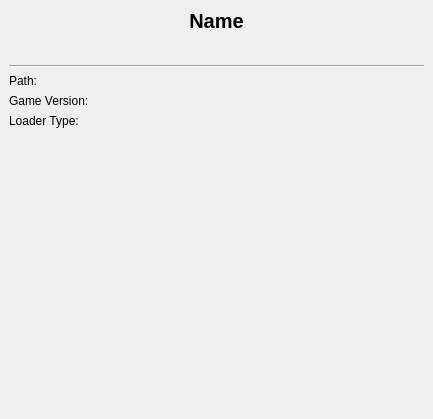
kaniol-lck/modmanager, file src/ui/local/localmodinfowidget.ui: the form before one commit.
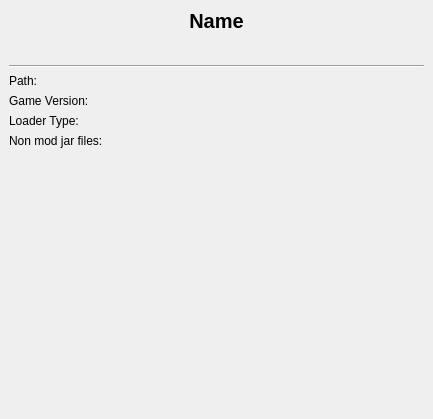
The form after the commit. Custom widgets are drawn as their Qt base class.

The edit to the form file:
```diff
--- a/src/ui/local/localmodinfowidget.ui
+++ b/src/ui/local/localmodinfowidget.ui
@@ -144,6 +144,16 @@
            </property>
           </widget>
          </item>
+         <item row="3" column="0">
+          <widget class="QLabel" name="label_3">
+           <property name="text">
+            <string>Non mod jar files:</string>
+           </property>
+          </widget>
+         </item>
+         <item row="3" column="1">
+          <widget class="QLabel" name="nonModFiles"/>
+         </item>
         </layout>
        </item>
        <item>
```
Left out of the diff: 6 changed lines with no effect on the pictures.
